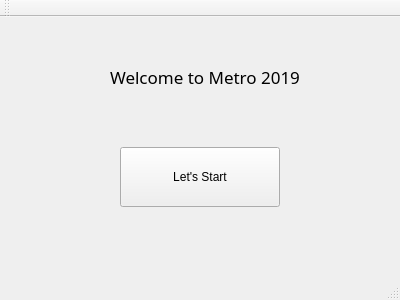
First picture: the form in VisualMetro/mainwindow.ui, repository MichalOkon/metro2019, before the edit.
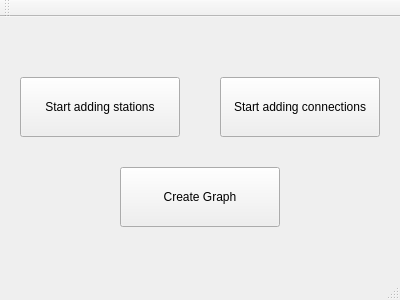
Second picture: the form after the edit.

Patch:
```diff
--- a/VisualMetro/mainwindow.ui
+++ b/VisualMetro/mainwindow.ui
@@ -14,39 +14,43 @@
    <string>MainWindow</string>
   </property>
   <widget class="QWidget" name="centralWidget">
-   <widget class="QLabel" name="label">
-    <property name="geometry">
-     <rect>
-      <x>90</x>
-      <y>30</y>
-      <width>230</width>
-      <height>60</height>
-     </rect>
-    </property>
-    <property name="font">
-     <font>
-      <family>Berlin Sans FB</family>
-      <pointsize>13</pointsize>
-     </font>
-    </property>
-    <property name="text">
-     <string>Welcome to Metro 2019</string>
-    </property>
-    <property name="alignment">
-     <set>Qt::AlignCenter</set>
-    </property>
-   </widget>
    <widget class="QPushButton" name="pushButton">
     <property name="geometry">
      <rect>
       <x>120</x>
-      <y>130</y>
+      <y>150</y>
       <width>160</width>
       <height>60</height>
      </rect>
     </property>
     <property name="text">
-     <string>Let's Start</string>
+     <string>Create Graph</string>
+    </property>
+   </widget>
+   <widget class="QPushButton" name="pushButton_2">
+    <property name="geometry">
+     <rect>
+      <x>20</x>
+      <y>60</y>
+      <width>160</width>
+      <height>60</height>
+     </rect>
+    </property>
+    <property name="text">
+     <string>Start adding stations</string>
+    </property>
+   </widget>
+   <widget class="QPushButton" name="pushButton_3">
+    <property name="geometry">
+     <rect>
+      <x>220</x>
+      <y>60</y>
+      <width>160</width>
+      <height>60</height>
+     </rect>
+    </property>
+    <property name="text">
+     <string>Start adding connections</string>
     </property>
    </widget>
   </widget>
```
